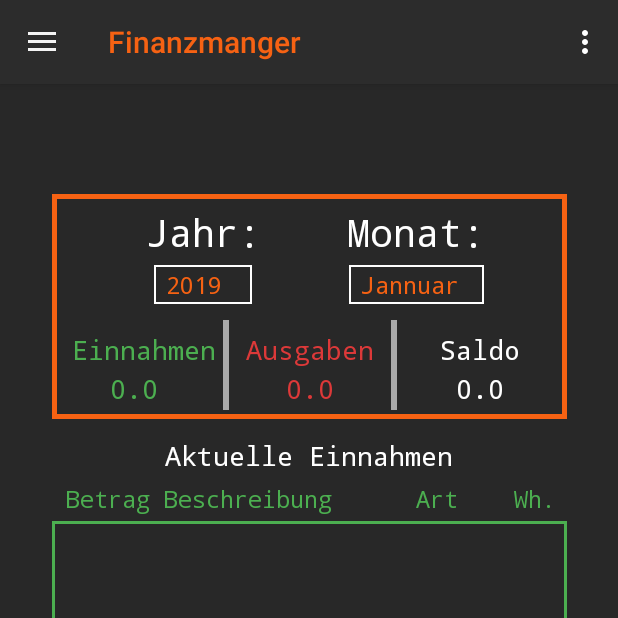
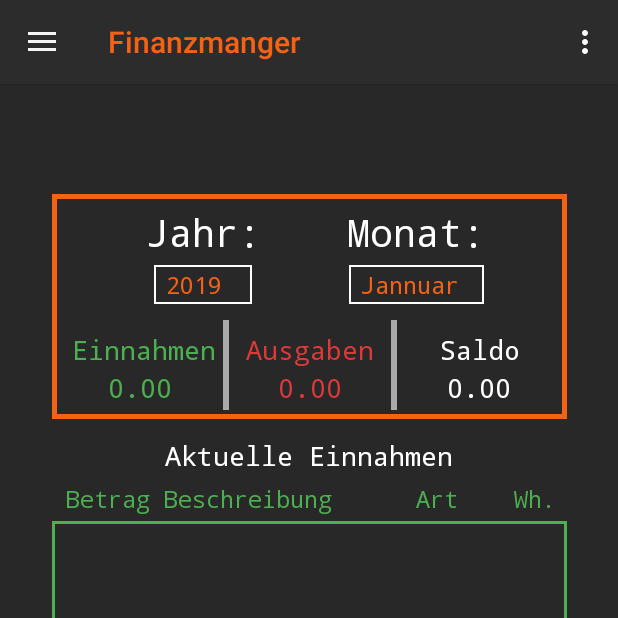
Before and after one commit to mastalier1997/Software-Engineering-PR, an Android app: the screen it shows after launch once a user with an empty profile is signed in (MainActivity), on a phone screen of 412 x 824 dp, the top half of it. Run offline under Robolectric (Android 15) with nearby library versions, the phone set to English and light mode, and no system bars; our stand-ins replace AdMob, Firebase (no records; nobody signed in at launch, a user with empty details on screens opened directly).

Commit message:
Bugfixes (Datum, AutoSize TextView)

```diff
--- a/app/src/main/java/addNew/new_expense.java
+++ b/app/src/main/java/addNew/new_expense.java
@@ -134,7 +134,7 @@ public class new_expense extends AppCompatActivity {
                 datePickerDialog = new DatePickerDialog(new_expense.this, new DatePickerDialog.OnDateSetListener() {
                     @Override
                     public void onDateSet(DatePicker datePicker, int mYear, int mMonth, int mDay) {
-                        textView.setText(mDay +"."+(mMonth)+"."+mYear);
+                        textView.setText(mDay +"."+(mMonth+1)+"."+mYear);
                         day = mDay;
                         month = mMonth+1;
                         year = mYear;
--- a/app/src/main/java/addNew/new_income.java
+++ b/app/src/main/java/addNew/new_income.java
@@ -110,7 +110,7 @@ public class new_income extends AppCompatActivity {
                 datePickerDialog = new DatePickerDialog(new_income.this, new DatePickerDialog.OnDateSetListener() {
                     @Override
                     public void onDateSet(DatePicker datePicker, int mYear, int mMonth, int mDay) {
-                        textView.setText(mDay +"."+(mMonth)+"."+mYear);
+                        textView.setText(mDay +"."+(mMonth+1)+"."+mYear);
                         day = mDay;
                         month = mMonth+1;
                         year = mYear;
--- a/app/src/main/java/com/example/finanzmanager/activity_classes/MainActivity.java
+++ b/app/src/main/java/com/example/finanzmanager/activity_classes/MainActivity.java
@@ -515,9 +515,9 @@ public class MainActivity extends AppCompatActivity implements NavigationView.On
         if (months.size() != 0) {
             Month output = months.getMonth(currentYear, currentMonth);
             if (output != null) {
-                String Income = Double.toString(output.getSumIncome());
-                String Expense = Double.toString(output.getSumExpense());
-                String Balance = Double.toString(output.getBalance());
+                String Income = String.format("%.2f",output.getSumIncome());
+                String Expense = String.format("%.2f",output.getSumExpense());
+                String Balance = String.format("%.2f",output.getBalance());
 
                 sumIncome.setText(Income);
                 sumExpense.setText(Expense);
--- a/app/src/main/res/layout/content_main.xml
+++ b/app/src/main/res/layout/content_main.xml
@@ -250,15 +250,16 @@
 
         <TextView
             android:id="@+id/textView_balance"
-            android:layout_width="wrap_content"
-            android:layout_height="wrap_content"
+            android:layout_width="0dp"
+            android:layout_height="25dp"
             android:layout_marginStart="20dp"
             android:layout_marginEnd="8dp"
+            android:autoSizePresetSizes="@array/autosize_text_sizes"
+            android:autoSizeTextType="uniform"
             android:fontFamily="@font/droid"
             android:text="0"
             android:textAlignment="center"
             android:textColor="#FFFFFF"
-            android:textSize="18sp"
             app:layout_constraintBottom_toBottomOf="@+id/textView_sumExpense"
             app:layout_constraintEnd_toEndOf="parent"
             app:layout_constraintStart_toEndOf="@+id/textView_expenseText"
@@ -266,19 +267,20 @@
 
         <TextView
             android:id="@+id/textView_sumExpense"
-            android:layout_width="wrap_content"
-            android:layout_height="wrap_content"
-            android:layout_marginStart="8dp"
-            android:layout_marginEnd="8dp"
+            android:layout_width="0dp"
+            android:layout_height="25dp"
+            android:layout_marginStart="4dp"
+            android:layout_marginEnd="4dp"
             android:layout_marginBottom="8dp"
+            android:autoSizePresetSizes="@array/autosize_text_sizes"
+            android:autoSizeTextType="uniform"
             android:fontFamily="@font/droid"
             android:text="1234"
             android:textAlignment="center"
             android:textColor="#DC3939"
-            android:textSize="18sp"
             app:layout_constraintBottom_toBottomOf="parent"
-            app:layout_constraintEnd_toEndOf="parent"
-            app:layout_constraintStart_toStartOf="parent" />
+            app:layout_constraintEnd_toStartOf="@+id/imageView4"
+            app:layout_constraintStart_toEndOf="@+id/imageView3" />
 
         <TextView
             android:id="@+id/textView_balanceText"
@@ -334,15 +336,18 @@
 
         <TextView
             android:id="@+id/textView_sumIncome"
-            android:layout_width="wrap_content"
-            android:layout_height="wrap_content"
+            android:layout_width="0dp"
+            android:layout_height="25dp"
+            android:layout_marginStart="8dp"
             android:layout_marginEnd="20dp"
+            android:autoSizeTextType="uniform"
+            android:autoSizePresetSizes="@array/autosize_text_sizes"
             android:fontFamily="@font/droid"
             android:text="0"
             android:textAlignment="center"
             android:textColor="#4CAF50"
+
             android:textSize="18sp"
-            app:layout_constraintBottom_toBottomOf="@+id/textView_sumExpense"
             app:layout_constraintEnd_toStartOf="@+id/textView_expenseText"
             app:layout_constraintStart_toStartOf="parent"
             app:layout_constraintTop_toTopOf="@+id/textView_sumExpense" />
--- /dev/null
+++ b/app/src/main/res/values/arrays.xml
@@ -0,0 +1,10 @@
+<?xml version="1.0" encoding="utf-8"?>
+<resources>
+    <array name="autosize_text_sizes">
+        <item>18sp</item>
+        <item>16sp</item>
+        <item>14sp</item>
+        <item>12sp</item>
+
+    </array>
+</resources>
```
